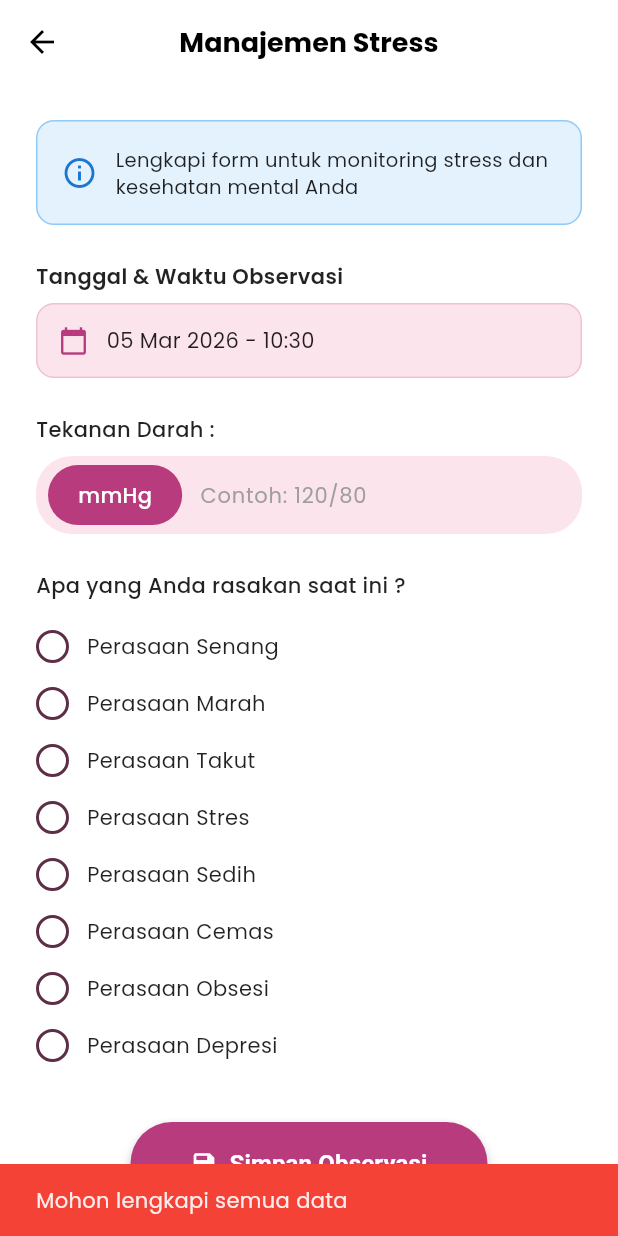
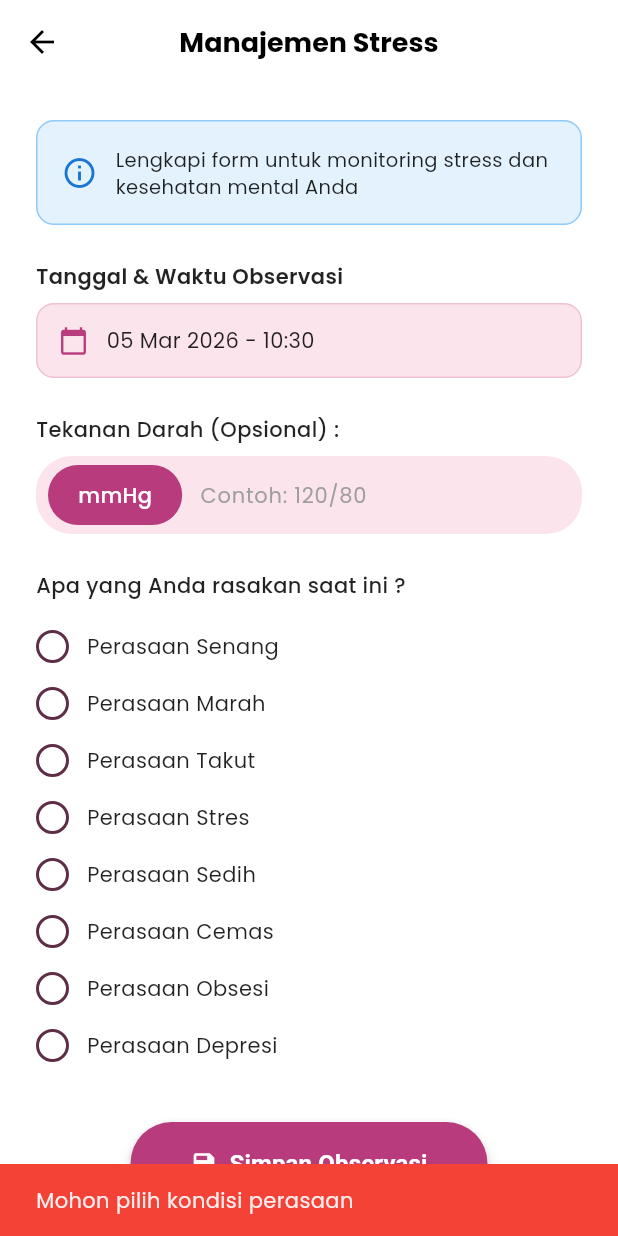
Before and after one commit to yosuatarigan/promedia-v2, a Flutter app: the ManajemenStressScreen screen opened directly, after a tap on "Simpan Observasi", on a phone screen of 412 x 824 dp. Run offline on Flutter 3.47's test engine with Material 3 defaults, Android fonts, the phone set to English and light mode, and no system bars; our stand-ins replace cloud_firestore, firebase_auth, firebase_core, firebase_storage, fl_chart, google_fonts and 1 more; accounts and stored records are empty.

Commit message:
fix: tekanan darah menjadi opsional di form manajemen stress
- Hapus validasi wajib tekanan darah, hanya perasaan yang wajib diisi
- Validasi format 120/80 hanya aktif jika field tekanan darah diisi
- Simpan '-' ke Firestore jika tekanan darah tidak diisi
- _getAnalisaTekananDarah() mengembalikan 'Tidak diisi' jika kosong
- _getDeskripsiObservasi() handle kondisi tekanan darah kosong
- Label UI diperbarui menjadi 'Tekanan Darah (Opsional)'

Co-Authored-By: Claude Sonnet 4.6 <noreply@anthropic.com>

```diff
--- a/lib/manajemen_stress.dart
+++ b/lib/manajemen_stress.dart
@@ -80,19 +80,19 @@ class _ManajemenStressScreenState extends State<ManajemenStressScreen> {
   }
 
   Future<void> _simpanData() async {
-    if (_tekananDarahController.text.isEmpty || selectedPerasaan == null) {
+    if (selectedPerasaan == null) {
       ScaffoldMessenger.of(context).showSnackBar(
         const SnackBar(
-          content: Text('Mohon lengkapi semua data'),
+          content: Text('Mohon pilih kondisi perasaan'),
           backgroundColor: Colors.red,
         ),
       );
       return;
     }
 
-    // Validasi format tekanan darah
+    // Validasi format tekanan darah hanya jika diisi
     final tekananDarah = _tekananDarahController.text.trim();
-    if (!tekananDarah.contains('/')) {
+    if (tekananDarah.isNotEmpty && !tekananDarah.contains('/')) {
       ScaffoldMessenger.of(context).showSnackBar(
         const SnackBar(
           content: Text('Format tekanan darah salah. Gunakan format: 120/80'),
@@ -156,7 +156,7 @@ class _ManajemenStressScreenState extends State<ManajemenStressScreen> {
         'noKode': noKode,
         'userName': namaLengkap,
         'userRole': role,
-        'tekananDarah': tekananDarah,
+        'tekananDarah': tekananDarah.isEmpty ? '-' : tekananDarah,
         'perasaan': selectedPerasaan,
         'skorStress': _skorStress,
         'statusStress': _getStatusStress(),
@@ -274,6 +274,9 @@ class _ManajemenStressScreenState extends State<ManajemenStressScreen> {
 
   String _getAnalisaTekananDarah() {
     String tekananDarah = _tekananDarahController.text.trim();
+    if (tekananDarah.isEmpty) {
+      return "Tekanan darah tidak diisi";
+    }
     if (!tekananDarah.contains('/')) {
       return "Format tekanan darah tidak valid. Gunakan format: Sistolik/Diastolik (contoh: 120/80)";
     }
@@ -331,8 +334,9 @@ class _ManajemenStressScreenState extends State<ManajemenStressScreen> {
   String _getDeskripsiObservasi() {
     String tekananDarah = _tekananDarahController.text.trim();
     String perasaan = selectedPerasaan?.toLowerCase().replaceAll('Perasaan ', '') ?? "";
+    String tdInfo = tekananDarah.isEmpty ? 'Tekanan darah tidak diisi' : 'Tekanan darah tercatat $tekananDarah mmHg';
 
-    return "Tekanan darah tercatat $tekananDarah mmHg dengan kondisi emosional $perasaan. ${_getKesimpulanSingkat()}";
+    return "$tdInfo dengan kondisi emosional $perasaan. ${_getKesimpulanSingkat()}";
   }
 
   String _getKesimpulanSingkat() {
@@ -915,7 +919,7 @@ class _ManajemenStressScreenState extends State<ManajemenStressScreen> {
 
                 // Tekanan Darah
                 const Text(
-                  'Tekanan Darah :',
+                  'Tekanan Darah (Opsional) :',
                   style: TextStyle(fontSize: 14, fontWeight: FontWeight.w500),
                 ),
                 const SizedBox(height: 8),
```
